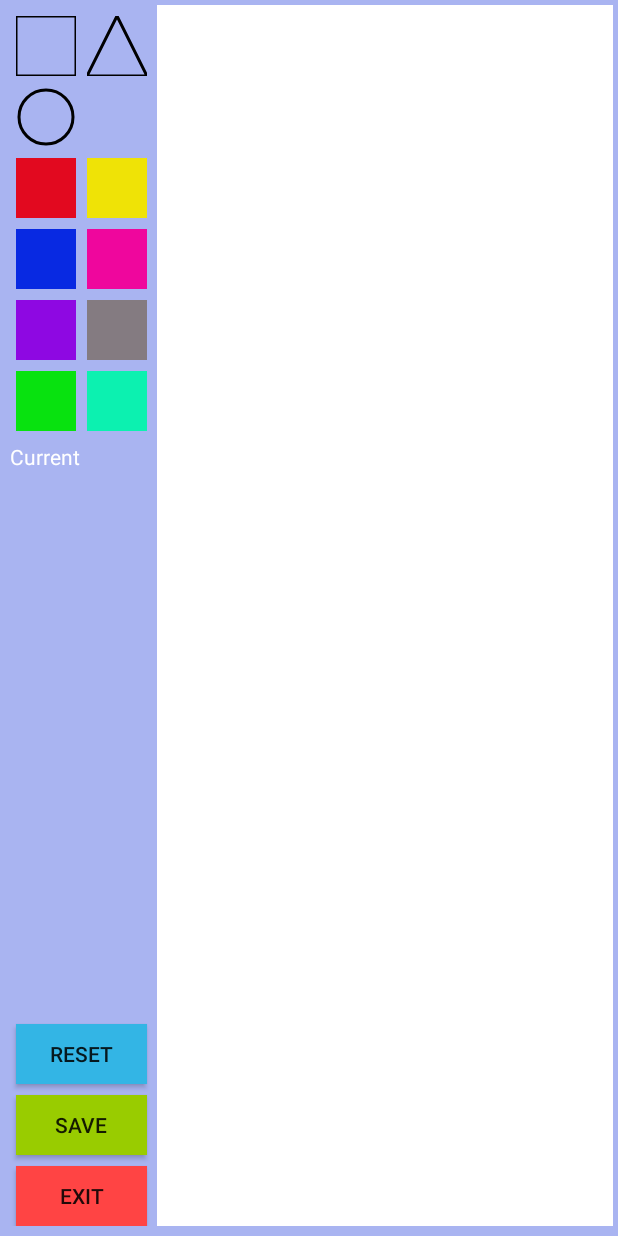
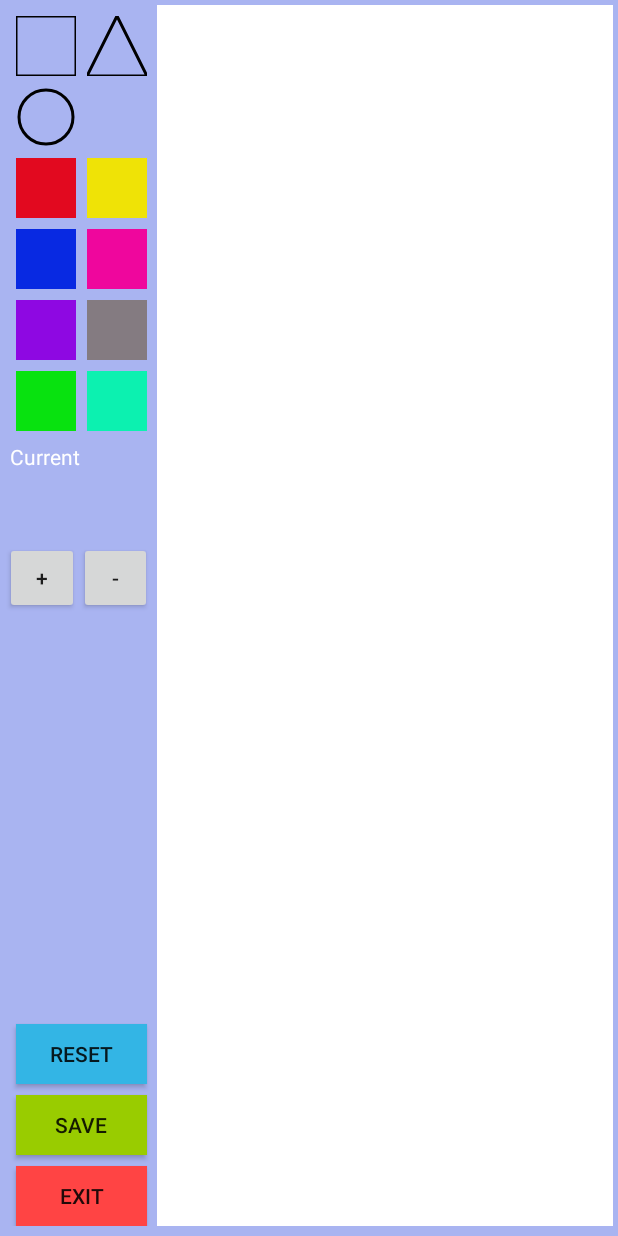
Before and after one commit to Ashtraies/exercise, an Android app: the screen it shows after launch (MainActivity), after a tap on "SAVE", on a phone screen of 412 x 824 dp. Run offline under Robolectric (Android 15) with nearby library versions, the phone set to English and light mode, and no system bars; 3 statements that could not run were skipped.

Commit message:
Add comments,docs Add save function Add zoom function

```diff
--- a/FingerPaint/app/src/main/java/org/wus32/assessment/fp/activity/MainActivity.java
+++ b/FingerPaint/app/src/main/java/org/wus32/assessment/fp/activity/MainActivity.java
@@ -1,57 +1,150 @@
 package org.wus32.assessment.fp.activity;
 
+import android.graphics.Bitmap;
 import android.graphics.drawable.ColorDrawable;
 import android.os.Bundle;
 import android.support.v7.app.AppCompatActivity;
 import android.view.View;
-import android.widget.Toast;
 
 import org.wus32.assessment.fp.R;
+import org.wus32.assessment.fp.util.StorageUtil;
+import org.wus32.assessment.fp.util.ToastUtil;
 import org.wus32.assessment.fp.view.MainCanvas;
 import org.wus32.assessment.fp.view.shape.Circle;
 import org.wus32.assessment.fp.view.shape.IShape;
 import org.wus32.assessment.fp.view.shape.Square;
 import org.wus32.assessment.fp.view.shape.Triangle;
 
+/**
+ * The entrance of the app.
+ * <p/>
+ * Created by Wu Shuang on 2016/8/15.
+ */
 public class MainActivity extends AppCompatActivity {
 
+  /**
+   * A util for toast message on screen.
+   */
+  private ToastUtil toast;
+
+  /**
+   * Current color user selected.
+   */
   private int selectedColor;
 
-  private IShape selectedShape;
-
+  /**
+   * A custom view on which user can draw shapes.
+   */
   private MainCanvas canvas;
 
+  /**
+   * The offered shapes and the shape which user currently selected.
+   *
+   * @see Square,Circle,Triangle
+   */
   private IShape currSelected, mainSquare, mainCircle, mainTriangle;
+
+  /**
+   * Default scale.
+   */
+//  private float scale = 1.0f;
+
+  /**
+   * How much to zoom.
+   */
+  public static final float STEP = 0.1f;
+
+  /**
+   * Max zoom.
+   */
+  public static final float MAX = 2.0f;
+
+  /**
+   * Min zoom.
+   */
+  public static final float MIN = 0.5f;
 
   @Override
   protected void onCreate(Bundle savedInstanceState) {
     super.onCreate(savedInstanceState);
     setContentView(R.layout.activity_main);
+    toast = new ToastUtil(this);
+    //Find the views which needed on the screen.
     canvas = (MainCanvas)findViewById(R.id.main_canvas);
     mainSquare = (IShape)findViewById(R.id.main_square);
     mainCircle = (IShape)findViewById(R.id.main_circle);
     mainTriangle = (IShape)findViewById(R.id.main_triangle);
+    //Add event handler.
     findViewById(R.id.menu_reset).setOnClickListener(new View.OnClickListener() {
       @Override
       public void onClick(View view) {
+        //Reser current canvas.
         canvas.reset(canvas.getW(),canvas.getH());
       }
     });
     findViewById(R.id.menu_exit).setOnClickListener(new View.OnClickListener() {
       @Override
       public void onClick(View view) {
+        //Finish this activity and exit.
         finish();
+      }
+    });
+    findViewById(R.id.menu_save).setOnClickListener(new View.OnClickListener() {
+      @Override
+      public void onClick(View view) {
+        //Get the current bitmap on which has users' work.
+        Bitmap bitmap = canvas.getCustomBitmap();
+        //Save and show tips.
+        boolean isSuccessful = StorageUtil.saveBitmap(bitmap);
+        if (isSuccessful) {
+          toast.showById(R.string.main_storage_success);
+        } else {
+          toast.showById(R.string.main_storage_failed);
+        }
       }
     });
   }
 
+  /**
+   * Zoom in the canvas.
+   *
+   * @param view
+   */
+  public void zoomIn(View view) {
+    float scale = 1;
+    scale += STEP;
+    if (scale < MAX) {
+      canvas.zoom(scale);
+    }
+  }
+
+  /**
+   * Zoom out the canvas.
+   *
+   * @param view
+   */
+  public void zoomOut(View view) {
+    float scale = 1;
+    scale -= STEP;
+    if (scale > MIN) {
+      canvas.zoom(scale);
+    }
+  }
+
+  /**
+   * A binding action,when user select a shape to draw.
+   *
+   * @param v
+   */
   @SuppressWarnings("unused")
   public void selectShape(View v) {
     String tag = v.getTag().toString();
     IShape shape = null;
+    //Hide current selected shape.
     if (currSelected != null) {
-      currSelected.setVisibility(View.GONE);
+      currSelected.setVisibility(View.INVISIBLE);
     }
+    //Initialize the shape which user want to draw.
     switch (IShape.Type.valueOf(tag)) {
       case SQUARE:
         shape = new Square(this);
@@ -66,25 +159,36 @@ public class MainActivity extends AppCompatActivity {
         currSelected = mainTriangle;
         break;
     }
+    //Display the current selected shape.
     currSelected.setVisibility(View.VISIBLE);
     currSelected.setColor(selectedColor);
     currSelected.invalidate();
+    //Tell MainCanvase which shape to draw.
     canvas.setShape(shape);
+    //If no color is selected,tell user to choose one.
     if (selectedColor == 0) {
-      Toast.makeText(this,getResources().getString(R.string.main_tips_2),Toast.LENGTH_SHORT).show();
+      toast.showById(R.string.main_tips_2);
     }
   }
 
+  /**
+   * Get the color which the user want to use.
+   *
+   * @param v
+   */
   @SuppressWarnings("unused")
   public void getColor(View v) {
+    //Only when a shape has been selected,then can choose a color.
+    //Otherwise give a tips.
     if (currSelected != null) {
       selectedColor =
               ((ColorDrawable)v.getBackground()).getColor();
       canvas.setShapeColor(selectedColor);
+      //Refresh the display to let the user know which color he chose.
       currSelected.setColor(selectedColor);
       currSelected.invalidate();
     } else {
-      Toast.makeText(this,getResources().getString(R.string.main_tips_1),Toast.LENGTH_SHORT).show();
+      toast.showById(R.string.main_tips_1);
     }
   }
 }
--- a/FingerPaint/app/src/main/java/org/wus32/assessment/fp/view/MainCanvas.java
+++ b/FingerPaint/app/src/main/java/org/wus32/assessment/fp/view/MainCanvas.java
@@ -4,6 +4,7 @@ import android.content.Context;
 import android.graphics.Bitmap;
 import android.graphics.Canvas;
 import android.graphics.Color;
+import android.graphics.Matrix;
 import android.graphics.Paint;
 import android.util.AttributeSet;
 import android.util.Log;
@@ -11,50 +12,70 @@ import android.view.MotionEvent;
 import android.view.View;
 
 import org.wus32.assessment.fp.R;
+import org.wus32.assessment.fp.activity.MainActivity;
 import org.wus32.assessment.fp.util.LogUtil;
 import org.wus32.assessment.fp.view.shape.IShape;
 
 /**
  * Finger Paint
- * a custom view,use as canvas
+ * A custom view,use as canvas
  * <p/>
- * Created by Wu Shuang on 2016/8/14.
+ * Created by Wu Shuang on 2016/8/17.
  */
 public class MainCanvas extends View {
 
-  private int w,h;
+  /**
+   * The width and height of this view.
+   */
+  private int w, h;
 
+  /**
+   * To fill in the shape with this color.
+   */
   private int shapeColor;
 
+  /**
+   * A custom bitmap to record users' draw.
+   */
   private Bitmap customBitmap;
 
+  /**
+   * A canvase which built by custom bitmap.
+   */
   private Canvas customCanvas;
 
+  /**
+   * A paint to draw.
+   */
   private Paint paint;
 
+  /**
+   * Which shape to draw.
+   */
   private IShape shape;
 
   public MainCanvas(Context context,AttributeSet attrs) {
     super(context,attrs);
+    //Initialize the paint.
     paint = new Paint();
     paint.setStyle(Paint.Style.FILL_AND_STROKE);
     paint.setStrokeWidth(context.getResources().getDimension(R.dimen.stroke_width));
-    paint.setColor(context.getResources().getColor(R.color.colorPrimary));
     paint.setAntiAlias(true);
   }
 
   @Override
   public boolean onTouchEvent(MotionEvent event) {
-    if(shape != null) {
-      LogUtil.log(this,event.getPressure() + "/" +event.getSize());
+    //Draw only when the users have chosen a shape and a color.
+    if (shape != null && shapeColor != 0) {
+      //Get the coordinate of the touch point.
       float touchX = event.getX();
       float touchY = event.getY();
-      //use custom canvas to draw
+      //Use custom canvas to draw.
       paint.setColor(shapeColor);
       shape.drawShapeWithCentre(touchX,touchY,event.getPressure(),customCanvas,paint);
-      //call onDraw to draw custom bitmap whitin circle
+      //Call onDraw to draw custom bitmap whitin circle.
       invalidate();
-      //return false is the same
+      //Return false is the same.
       return true;
     }
     return super.onTouchEvent(event);
@@ -63,8 +84,17 @@ public class MainCanvas extends View {
   @Override
   protected void onDraw(Canvas canvas) {
     super.onDraw(canvas);
-    //draw custom bitmap(canvas) on the top of default canvas
+    //Draw custom bitmap(canvas) on the top of default canvas
     canvas.drawBitmap(customBitmap,0,0,paint);
+  }
+
+  @Override
+  protected void onSizeChanged(int w,int h,int oldw,int oldh) {
+    this.w = w;
+    this.h = h;
+    //Call reset to return the initial state.
+    reset(w,h);
+    super.onSizeChanged(w,h,oldw,oldh);
   }
 
   /**
@@ -74,20 +104,28 @@ public class MainCanvas extends View {
    * @param h height of new canvas
    */
   public void reset(int w,int h) {
-    //create a bitmap as large as the screen (and transparent?)
+    //Create a bitmap as large as the screen (and transparent?).
     customBitmap = Bitmap.createBitmap(w,h,Bitmap.Config.ARGB_8888);
-    //use this bitmap to creat a canvas
+    //Use this bitmap to creat a canvas.
     customCanvas = new Canvas(customBitmap);
+    //Draw a white backgroun for this canvas.
+    customCanvas.drawColor(Color.WHITE);
     invalidate();
   }
 
-  @Override
-  protected void onSizeChanged(int w,int h,int oldw,int oldh) {
-    this.w = w;
-    this.h = h;
-    Log.e("FP",w + "/" + h);
-    reset(w,h);
-    super.onSizeChanged(w,h,oldw,oldh);
+  /**
+   * Zoom in our out current draw.
+   * @param scale
+   */
+  public void zoom(float scale) {
+    Matrix matrix = new Matrix();
+    matrix.postScale(scale,scale);
+    customBitmap = Bitmap.createBitmap(customBitmap,0,0,
+            customBitmap.getWidth(),
+            customBitmap.getHeight(),matrix,true);
+    //Use this bitmap to creat a new canvas.
+    customCanvas = new Canvas(customBitmap);
+    invalidate();
   }
 
   public int getW() {
@@ -106,4 +144,8 @@ public class MainCanvas extends View {
     this.shapeColor = shapeColor;
   }
 
+  public Bitmap getCustomBitmap() {
+    return customBitmap;
+  }
+
 }
--- a/FingerPaint/app/src/main/java/org/wus32/assessment/fp/view/shape/Circle.java
+++ b/FingerPaint/app/src/main/java/org/wus32/assessment/fp/view/shape/Circle.java
@@ -16,7 +16,7 @@ import android.util.AttributeSet;
 
 /**
  * Finger Paint
- * <p/>
+ * Shpae of circle.
  * Created by Wu Shuang on 2016/8/16.
  */
 public class Circle extends AbstractShape{
@@ -38,6 +38,7 @@ public class Circle extends AbstractShape{
   @Override
   public void drawShapeWithCentre(float x,float y,float pressure,Canvas canvas,Paint paint) {
     float r = circleRaduis * pressure;
+    //Draw shape and border.
     canvas.drawCircle(x,y,r,paint);
     canvas.drawCircle(x,y,r,getBorderPaint());
   }
--- a/FingerPaint/app/src/main/java/org/wus32/assessment/fp/view/shape/IShape.java
+++ b/FingerPaint/app/src/main/java/org/wus32/assessment/fp/view/shape/IShape.java
@@ -4,40 +4,52 @@ import android.graphics.Canvas;
 import android.graphics.Paint;
 
 /**
- * interface which delimits shape
- * <p/>
- * <p/>
+ * Interface which delimits shape.
  * Created by Wu Shuang on 2016/8/14.
  */
 public interface IShape {
 
   /**
-   * shape type,in layout it as tag
+   * Shape type,in layout it as tag.
    */
   enum Type {
     SQUARE,CIRCLE,TRIANGLE
   }
 
   /**
-   * draw a shape on the canvas
+   * Draw a shape on the canvas.
    *
-   * @param x      the x coordinate of the shape's central point
-   * @param y      the y coordinate of the shape's central point
-   * @param canvas draw on which canvas
-   * @param paint  use which paint
+   * @param x      The x coordinate of the shape's central point.
+   * @param y      The y coordinate of the shape's central point.
+   * @param pressure The pressure of users' touch.
+   * @param canvas Draw on which canvas.
+   * @param paint  Use which paint.
    */
   void drawShapeWithCentre(float x,float y,float pressure,Canvas canvas,Paint paint);
 
   /**
-   * get current type of shape
+   * Get current type of shape.
    *
    * @return type of shape
    */
+  @SuppressWarnings("unused")
   Type getType();
 
+  /**
+   * Set which color to fill in the shape.
+   * @param color
+   */
   void setColor(int color);
 
+  /**
+   * Post the changes and draw.
+   */
   void invalidate();
 
+  /**
+   * Set the visible state.
+   * @param visibility Constant of visible state.
+   * @see android.view.View
+   */
   void setVisibility(int visibility);
 }
--- a/FingerPaint/app/src/main/java/org/wus32/assessment/fp/view/shape/Square.java
+++ b/FingerPaint/app/src/main/java/org/wus32/assessment/fp/view/shape/Square.java
@@ -15,7 +15,6 @@ import android.util.AttributeSet;
 
 /**
  * Draw square
- * <p/>
  * Created by Wu Shuang on 2016/8/15.
  */
 public class Square extends AbstractShape {
@@ -37,6 +36,7 @@ public class Square extends AbstractShape {
   @Override
   public void drawShapeWithCentre(float x,float y,float pressure,Canvas canvas,Paint paint) {
     float l = squareLength * pressure;
+    //Calculate the coordinate of the four points of the square.
     canvas.drawRect(x - l / 2,
             y - l / 2,
             x + l / 2,
--- a/FingerPaint/app/src/main/java/org/wus32/assessment/fp/view/shape/Triangle.java
+++ b/FingerPaint/app/src/main/java/org/wus32/assessment/fp/view/shape/Triangle.java
@@ -10,14 +10,12 @@ package org.wus32.assessment.fp.view.shape;
 
 import android.content.Context;
 import android.graphics.Canvas;
-import android.graphics.Color;
 import android.graphics.Paint;
 import android.graphics.Path;
 import android.util.AttributeSet;
 
 /**
- * Finger Paint
- * <p/>
+ * Draw triangle.
  * Created by Wu Shuang on 2016/8/16.
  */
 public class Triangle extends AbstractShape {
@@ -44,8 +42,10 @@ public class Triangle extends AbstractShape {
   @Override
   public void drawShapeWithCentre(float x,float y,float pressure,Canvas canvas,Paint paint) {
     float l = triangleLength * pressure;
+    //Calculate the three points' coordinate of the triangle.
     float margin = (float)(Math.sqrt(3) / 6 * l);
     float high = (float)(Math.sqrt(3) / 2 * l);
+    //Use Path to draw the triangle.
     Path path = new Path();
     path.moveTo(x - l / 2,y + margin);
     path.lineTo(x,y - (high - margin));
--- a/FingerPaint/app/src/main/res/layout/activity_main.xml
+++ b/FingerPaint/app/src/main/res/layout/activity_main.xml
@@ -27,6 +27,27 @@
 	<org.wus32.assessment.fp.view.shape.Triangle
 		android:id="@+id/main_triangle"
 		style="@style/CurrSelected"/>
+	<LinearLayout
+		android:orientation="horizontal"
+		android:layout_width="@dimen/main_palette_w"
+		android:layout_height="wrap_content"
+		android:layout_below="@id/main_square">
+		<Button
+			android:layout_width="wrap_content"
+			android:layout_height="wrap_content"
+			android:layout_below="@+id/main_square"
+			android:text="+"
+			android:layout_weight="1"
+			android:onClick="zoomIn"/>
+
+		<Button
+			android:layout_width="wrap_content"
+			android:layout_height="wrap_content"
+			android:layout_below="@+id/main_square"
+			android:text="-"
+			android:layout_weight="1"
+			android:onClick="zoomOut"/>
+	</LinearLayout>
 	<org.wus32.assessment.fp.view.MainCanvas
 		android:id="@+id/main_canvas"
 		android:layout_width="match_parent"
--- a/FingerPaint/app/src/main/res/values/strings.xml
+++ b/FingerPaint/app/src/main/res/values/strings.xml
@@ -13,4 +13,7 @@
 	<string name="main_curr_selected">Current</string>
 	<string name="main_tips_1">Please choose a shape first.</string>
 	<string name="main_tips_2">Now please choose a color.</string>
+	<!--storage-->
+	<string name="main_storage_success">Storage bitmap success</string>
+	<string name="main_storage_failed">Storage bitmap failed.Please something.</string>
 </resources>
--- a/FingerPaint/app/src/main/res/values/styles.xml
+++ b/FingerPaint/app/src/main/res/values/styles.xml
@@ -20,7 +20,7 @@
 	</style>
 
 	<style name="CurrSelected" parent="@style/ColorRect">
-		<item name="android:visibility">gone</item>
+		<item name="android:visibility">invisible</item>
 		<item name="android:layout_below">@+id/main_text</item>
 		<item name="android:onClick">@null</item>
 	</style>
```
Also changed, not shown: FingerPaint/app/src/main/java/org/wus32/assessment/fp/util/LogUtil.java (+6 -1 lines), FingerPaint/app/src/main/java/org/wus32/assessment/fp/view/shape/AbstractShape.java (+17 -9 lines).
